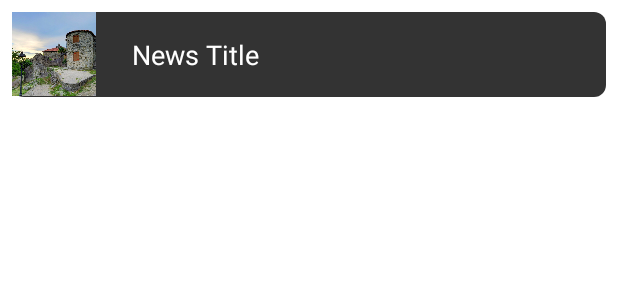
After one commit to mateozikovic/SunBedReservation, an Android app: the layout news_list_item_layout.xml on its own in the app's theme, with its tools: preview values and no code run, on a phone screen of 412 x 824 dp. The commit adds this screen. Shown: the top 300 px of the screen. Run offline under Robolectric (Android 15) with nearby library versions, the phone set to English and light mode, and no system bars.

Commit message:
added news list

```diff
--- a/app/build.gradle
+++ b/app/build.gradle
@@ -51,4 +51,5 @@ dependencies {
     androidTestImplementation 'androidx.test.espresso:espresso-core:3.3.0'
     implementation 'com.google.android.material:material:1.5.0'
     implementation 'com.android.volley:volley:1.2.1'
+    implementation 'com.squareup.picasso:picasso:2.71828'
 }
--- a/app/src/main/java/com/application/sunbedreservation/News.java
+++ b/app/src/main/java/com/application/sunbedreservation/News.java
@@ -9,7 +9,6 @@ public class News {
     private String imageURL;
     private long date;
 
-    // Required empty constructor for Firestore serialization
     public News() {}
 
     public News(String title, String description, String location, String imageURL, long date) {
--- /dev/null
+++ b/app/src/main/res/drawable/news_item_background.xml
@@ -0,0 +1,5 @@
+<?xml version="1.0" encoding="utf-8"?>
+<shape xmlns:android="http://schemas.android.com/apk/res/android">
+    <solid android:color="#333333" />  <!-- Darker background color -->
+    <corners android:radius="8dp" />    <!-- Rounded corners radius -->
+</shape>
--- /dev/null
+++ b/app/src/main/res/layout/news_list_item_layout.xml
@@ -0,0 +1,38 @@
+<?xml version="1.0" encoding="utf-8"?>
+<FrameLayout xmlns:android="http://schemas.android.com/apk/res/android"
+    android:layout_width="match_parent"
+    android:layout_height="wrap_content"
+    android:background="@drawable/news_item_background"
+    android:layout_margin="8dp"
+    android:foreground="?android:attr/selectableItemBackground">
+
+    <ImageView
+        android:id="@+id/photoImageView"
+        android:layout_width="56dp"
+        android:layout_height="56dp"
+        android:layout_gravity="start"
+        android:src="@drawable/default_news_image"
+        android:scaleType="centerCrop" />
+
+    <FrameLayout
+        android:layout_width="match_parent"
+        android:layout_height="wrap_content"
+        android:layout_gravity="start"
+        android:layout_marginStart="64dp"
+        android:padding="16dp">
+
+        <TextView
+            android:id="@+id/titleTextView"
+            android:layout_width="match_parent"
+            android:layout_height="wrap_content"
+            android:textAppearance="?android:textAppearanceMedium"
+            android:text="News Title"
+            android:textColor="@android:color/white"
+            android:clickable="true"
+            android:focusable="true" />
+
+        <!-- You can add other TextViews for additional details if needed -->
+
+    </FrameLayout>
+
+</FrameLayout>
--- /dev/null
+++ b/app/src/main/res/layout/news_list_layout.xml
@@ -0,0 +1,6 @@
+<?xml version="1.0" encoding="utf-8"?>
+<androidx.constraintlayout.widget.ConstraintLayout xmlns:android="http://schemas.android.com/apk/res/android"
+    android:layout_width="match_parent"
+    android:layout_height="match_parent">
+
+</androidx.constraintlayout.widget.ConstraintLayout>
```
Also changed, not shown: app/src/main/java/com/application/sunbedreservation/NewsAdapter.java (added, +73 -0 lines), app/src/main/java/com/application/sunbedreservation/NewsFragment.java (+36 -45 lines), app/src/main/java/com/application/sunbedreservation/NewsViewModel.java (added, +58 -0 lines), app/src/main/res/layout/fragment_news.xml (+4 -17 lines), app/src/main/res/drawable-v24/default_news_image.jpg (added).
